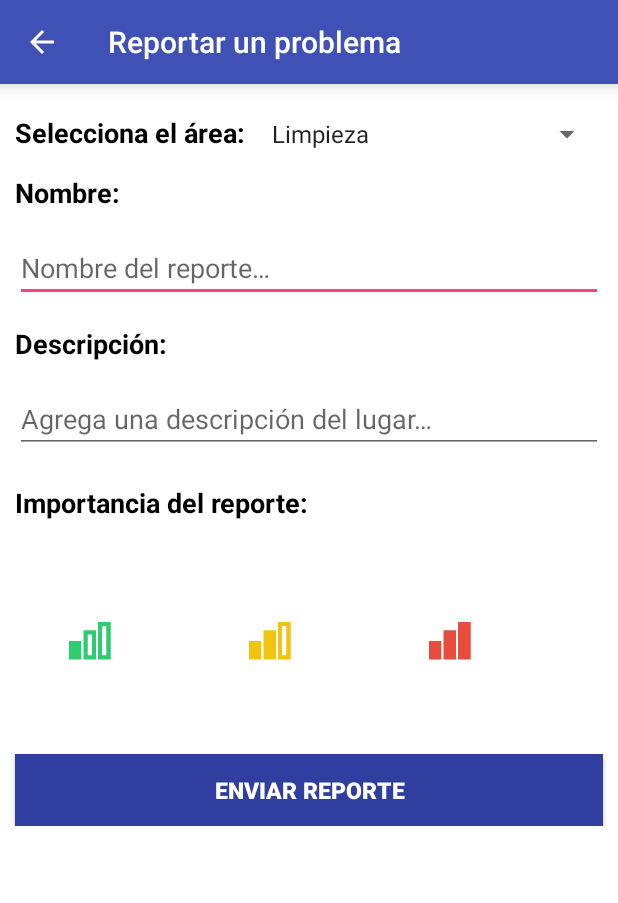
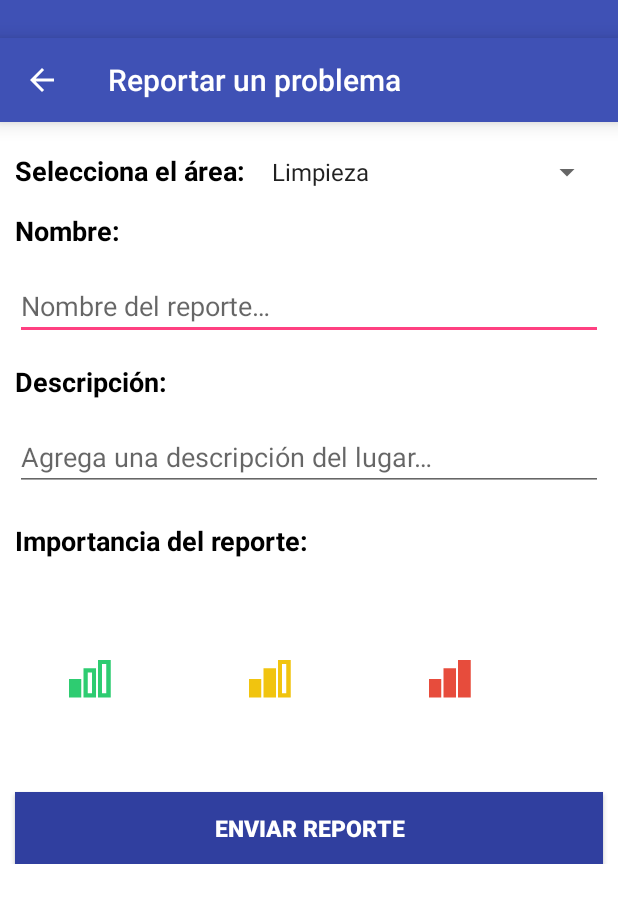
Before and after one commit to hgededwin/Appvisame, an Android app: the RegistroActivity screen opened directly, with no data from a screen before it, on a phone screen of 412 x 824 dp. Shown: the top 903 px of the screen. Run offline under Robolectric (Android 15) with nearby library versions, the light colour scheme and no system bars.

Commit message:
Los cambios de la status bar

```diff
--- a/app/src/main/res/layout/activity_detalle_acercade.xml
+++ b/app/src/main/res/layout/activity_detalle_acercade.xml
@@ -11,6 +11,7 @@
         <include
             layout="@layout/toolbar_transparent"
             android:layout_width="match_parent"
+            android:layout_marginTop="25dp"
             android:layout_height="wrap_content" />
 
 
@@ -18,7 +19,7 @@
             android:layout_width="match_parent"
             android:layout_height="200dp"
             android:scaleType="centerCrop"
-            android:src="@drawable/wallpaper"/>
+            android:src="@drawable/material_wallpaper"/>
 
         </RelativeLayout>
 
--- a/app/src/main/res/layout/activity_login.xml
+++ b/app/src/main/res/layout/activity_login.xml
@@ -22,7 +22,7 @@
             android:text="@string/txt_bienvenido"
             android:textStyle="bold"
             android:textSize="25sp"
-            android:layout_marginTop="35dp"
+            android:layout_marginTop="40dp"
             android:id="@+id/txt_bienvenido"
             android:textColor="#FFF"
             android:layout_alignParentTop="true"
--- a/app/src/main/res/layout/activity_registro.xml
+++ b/app/src/main/res/layout/activity_registro.xml
@@ -4,10 +4,18 @@
     android:background="@color/white_color"
     android:layout_height="match_parent">
 
-    <include
-        layout="@layout/toolbar"
+    <LinearLayout
         android:layout_width="match_parent"
-        android:layout_height="wrap_content" />
+        android:elevation="8dp"
+        android:background="@color/primary_color"
+        android:layout_height="wrap_content">
+
+        <include
+            layout="@layout/toolbar"
+            android:layout_width="match_parent"
+            android:layout_marginTop="25dp"
+            android:layout_height="wrap_content" />
+    </LinearLayout>
 
     <ScrollView
         android:layout_width="match_parent"
--- a/app/src/main/res/values-v22/styles.xml
+++ b/app/src/main/res/values-v22/styles.xml
@@ -26,6 +26,9 @@
         <item name="android:windowAllowReturnTransitionOverlap">true</item>
         <item name="android:windowSharedElementEnterTransition">@android:transition/move</item>
         <item name="android:windowSharedElementExitTransition">@android:transition/move</item>
+
+
+        <item name="android:windowTranslucentStatus">true</item>
     </style>
 
 </resources>
```
Also changed, not shown: app/src/main/java/com/systemboy/appvisame/activity/about/DetailsActivity.java (+10 -0 lines), app/src/main/res/layout/activity_main.xml (+13 -3 lines), app/src/main/res/drawable-hdpi/Material-Wallpaper.jpg (deleted), app/src/main/res/drawable-hdpi/backend.jpg (deleted), app/src/main/res/drawable-hdpi/material_wallpaper.jpg (added), app/src/main/res/drawable-mdpi/Material-Wallpaper.jpg (deleted), app/src/main/res/drawable-mdpi/material_wallpaper.jpg (added), app/src/main/res/drawable-xhdpi/Material-Wallpaper.jpg (deleted), app/src/main/res/drawable-xhdpi/material_wallpaper.jpg (added), app/src/main/res/drawable-xxhdpi/Material-Wallpaper.jpg (deleted), app/src/main/res/drawable-xxhdpi/material_wallpaper.jpg (added).
